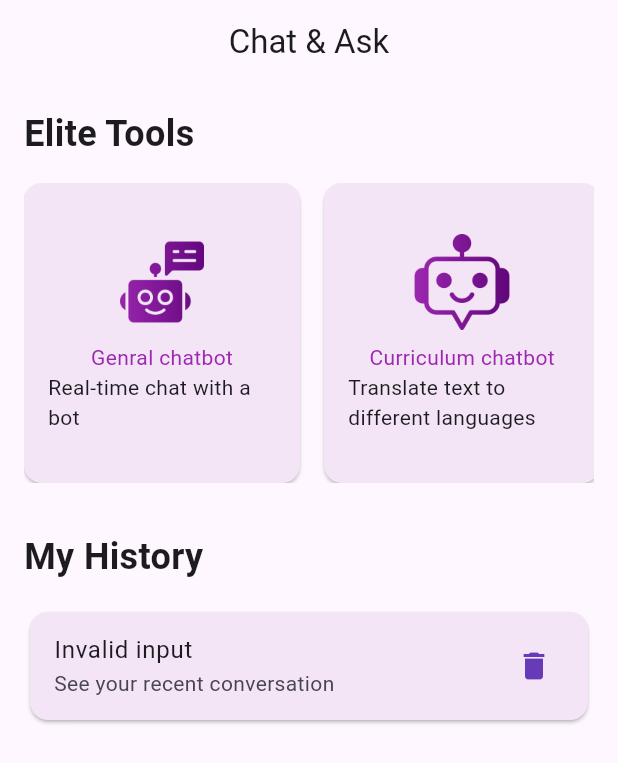
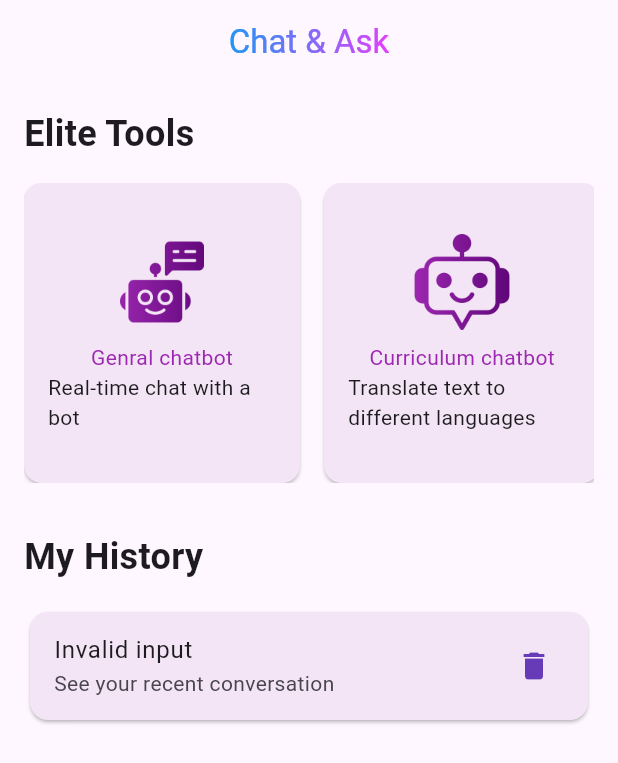
Before and after one commit to MohamedAdel022/University-Companion-, a Flutter app: the BotsScreen screen opened directly, on a phone screen of 412 x 824 dp. Shown: the top 763 px of the screen. Run offline on Flutter 3.47's test engine with Material 3 defaults, Android fonts, the light colour scheme and no system bars; our stand-ins replace curved_navigation_bar, image_picker; network calls fail.

Commit message:
hero animation to bot screen

```diff
--- a/lib/screens/bot_chat_screen.dart
+++ b/lib/screens/bot_chat_screen.dart
@@ -105,7 +105,9 @@ class _ChatScreenState extends State<ChatScreen> {
         title: Row(
           mainAxisAlignment: MainAxisAlignment.start,
           children: [
-            Image.asset(widget.icon, width: 20, height: 20),
+            Hero(
+                tag: widget.icon,
+                child: Image.asset(widget.icon, width: 20, height: 20)),
             const SizedBox(width: 12),
             Text(widget.name),
           ],
--- a/lib/screens/bots_screen.dart
+++ b/lib/screens/bots_screen.dart
@@ -54,7 +54,16 @@ class BotsScreen extends StatelessWidget {
   Widget build(BuildContext context) {
     return Scaffold(
       appBar: AppBar(
-        title: const Text('Chat & Ask'),
+        title: ShaderMask(
+            shaderCallback: (bounds) => const LinearGradient(
+                  colors: [Colors.blue, Colors.purpleAccent],
+                  begin: Alignment.centerLeft,
+                  end: Alignment.centerRight,
+                ).createShader(bounds),
+            child: const Text(
+              'Chat & Ask',
+              style: TextStyle(color: Colors.white),
+            )),
         centerTitle: true,
         automaticallyImplyLeading: false,
       ),
@@ -104,11 +113,14 @@ class BotsScreen extends StatelessWidget {
                                     colors: [Colors.white, Colors.purple],
                                   ).createShader(bounds);
                                 },
-                                child: Image.asset(
-                                  tool.icon,
-                                  width: 64,
-                                  height: 64,
-                                  color: Colors.purple,
+                                child: Hero(
+                                  tag: tool.icon,
+                                  child: Image.asset(
+                                    tool.icon,
+                                    width: 64,
+                                    height: 64,
+                                    color: Colors.purple,
+                                  ),
                                 ),
                               ),
                               const SizedBox(height: 8),
--- a/lib/screens/home_screen.dart
+++ b/lib/screens/home_screen.dart
@@ -51,8 +51,8 @@ class _MyHomePageState extends State<MyHomePage> {
           Image.asset('assets/home.png', width: 30, height: 30),
           Image.asset('assets/communication.png', width: 30, height: 30),
           Image.asset('assets/chatbot.png', width: 30, height: 30),
+          Image.asset('assets/online-course.png', width: 30, height: 30),
           Image.asset('assets/setting.png', width: 30, height: 30),
-          Image.asset('assets/online-course.png', width: 30, height: 30),
         ],
         color: Colors.white,
         buttonBackgroundColor: Colors.white,
```
